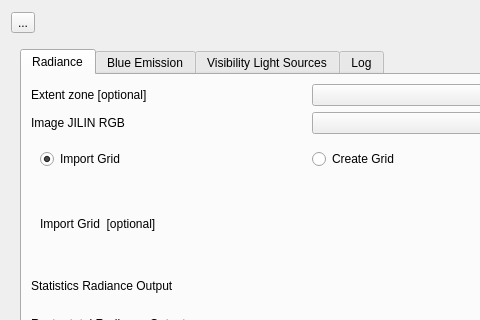
Above: Interface_dialog_base.ui from MathieuChailloux/LightPollutionToolbox before the change; both pictures show x 0 to 480 and y 0 to 320 of the 856 by 631 pixel window. Below: the same form after it.
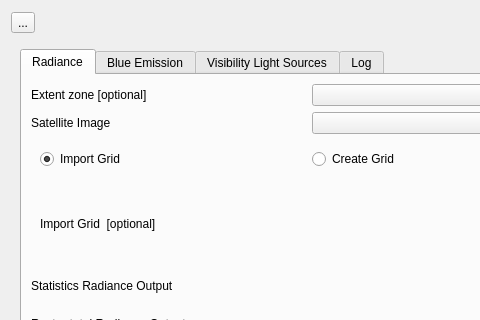
That is the form after the change. Icons and pictures are not drawn. Custom widgets are drawn as their Qt base class.

Commit message: ajout possibilité de prendre une image sat à une seule bande pour calculer les statistiques de radiance

The edit to the form file:
```diff
--- a/Interface_dialog_base.ui
+++ b/Interface_dialog_base.ui
@@ -413,7 +413,7 @@
           <item row="1" column="0">
            <widget class="QLabel" name="labelImage">
             <property name="text">
-             <string>Image JILIN RGB</string>
+             <string>Satellite Image</string>
             </property>
            </widget>
           </item>
```
Left out of the diff: 4 changed lines with no effect on the pictures. The commit also changes 12 other files.
